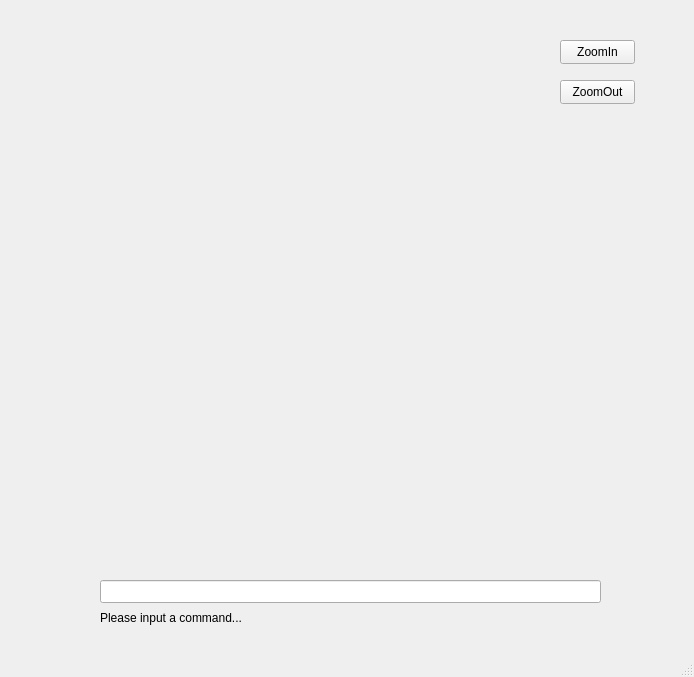
Old version of the form mainwindow.ui in the repository Patcast/SearchingAlgorithms.
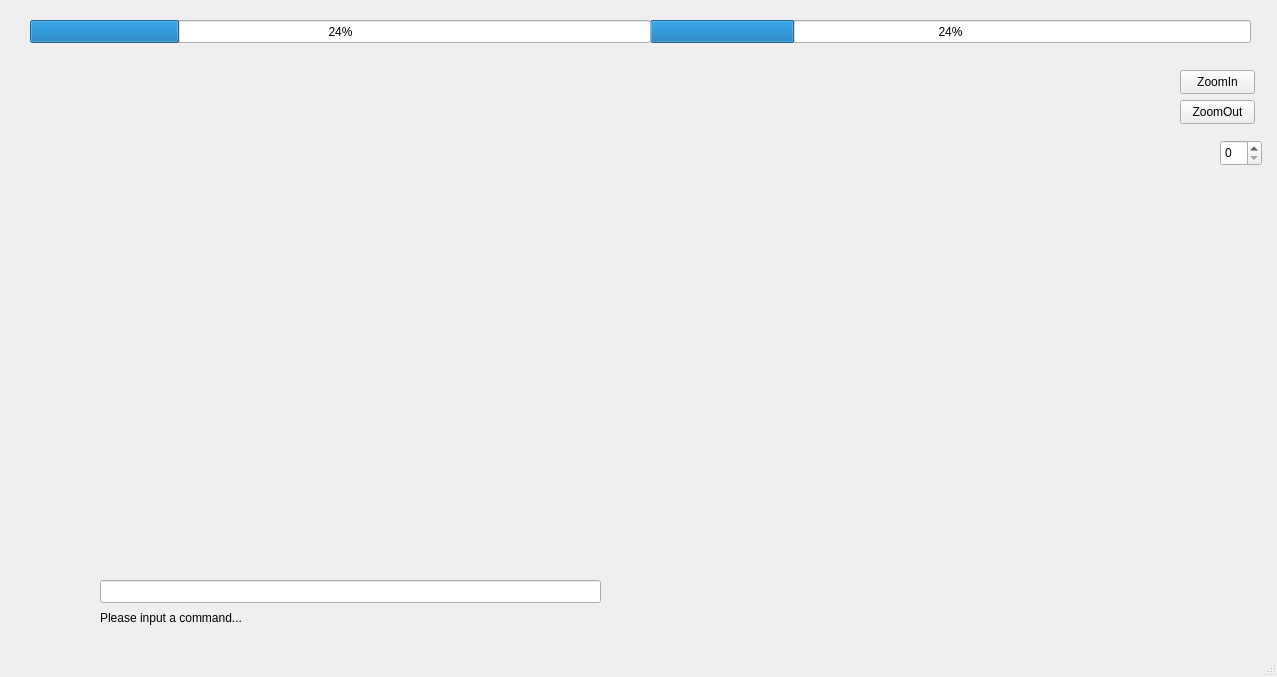
New version of the form.

The edit to the form file:
```diff
--- a/mainwindow.ui
+++ b/mainwindow.ui
@@ -6,7 +6,7 @@
    <rect>
     <x>0</x>
     <y>0</y>
-    <width>694</width>
+    <width>1277</width>
     <height>677</height>
    </rect>
   </property>
@@ -28,8 +28,8 @@
     <property name="geometry">
      <rect>
       <x>0</x>
-      <y>10</y>
-      <width>500</width>
+      <y>70</y>
+      <width>1171</width>
       <height>500</height>
      </rect>
     </property>
@@ -55,8 +55,8 @@
    <widget class="QPushButton" name="pushButton">
     <property name="geometry">
      <rect>
-      <x>560</x>
-      <y>40</y>
+      <x>1180</x>
+      <y>70</y>
       <width>75</width>
       <height>24</height>
      </rect>
@@ -68,8 +68,8 @@
    <widget class="QPushButton" name="pushButton_2">
     <property name="geometry">
      <rect>
-      <x>560</x>
-      <y>80</y>
+      <x>1180</x>
+      <y>100</y>
       <width>75</width>
       <height>24</height>
      </rect>
@@ -78,6 +78,42 @@
      <string>ZoomOut</string>
     </property>
    </widget>
+   <widget class="QProgressBar" name="EnergyBar">
+    <property name="geometry">
+     <rect>
+      <x>650</x>
+      <y>20</y>
+      <width>601</width>
+      <height>23</height>
+     </rect>
+    </property>
+    <property name="value">
+     <number>24</number>
+    </property>
+   </widget>
+   <widget class="QProgressBar" name="HealthBar">
+    <property name="geometry">
+     <rect>
+      <x>30</x>
+      <y>20</y>
+      <width>621</width>
+      <height>23</height>
+     </rect>
+    </property>
+    <property name="value">
+     <number>24</number>
+    </property>
+   </widget>
+   <widget class="QSpinBox" name="HeuristicsInput">
+    <property name="geometry">
+     <rect>
+      <x>1220</x>
+      <y>140</y>
+      <width>42</width>
+      <height>26</height>
+     </rect>
+    </property>
+   </widget>
   </widget>
   <widget class="QMenuBar" name="menubar">
    <property name="geometry">
```
Left out of the diff: 57 changed lines with no effect on the pictures.
